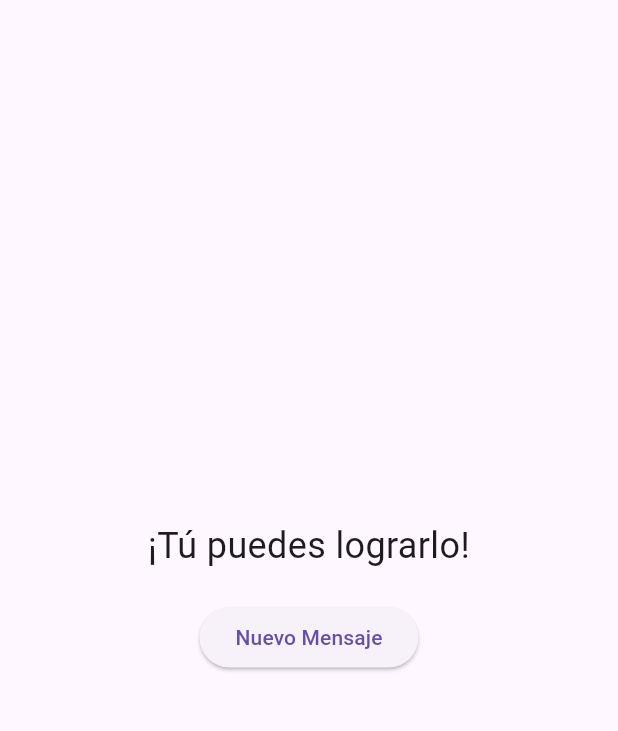
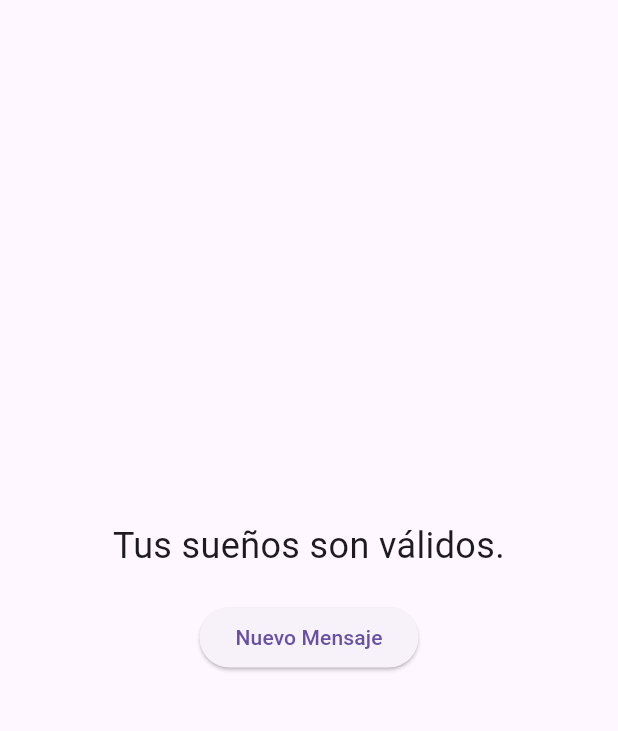
Before and after one commit to wh1tneyr/my_app, a Flutter app: the screen it shows after launch, on a phone screen of 412 x 824 dp, the part 63-794 px from its top. Run offline on Flutter 3.47's test engine with Material 3 defaults, Android fonts, the light colour scheme and no system bars.

Commit message:
alargue la lista de memnsajes motivacionales que apareceran en la pagina principal

```diff
--- a/vibro/lib/main.dart
+++ b/vibro/lib/main.dart
@@ -25,11 +25,35 @@ class HomePage extends StatefulWidget {
 
 class _HomePageState extends State<HomePage> {
   final List<String> mensajes = [
-    '¡Tú puedes lograrlo!',
-    'Cada día es una nueva oportunidad.',
-    'Cree en ti mismo.',
-    'El éxito es el resultado de la preparación.',
-    'No te rindas, sigue adelante.'
+  '¡Tú puedes lograrlo!',
+  'Cada día es una nueva oportunidad.',
+  'Cree en ti mismo.',
+  'El éxito es el resultado de la preparación.',
+  'No te rindas, sigue adelante.',
+  'Eres más fuerte de lo que piensas.',
+  'La confianza en ti mismo es el primer secreto del éxito.',
+  'Cada pequeño paso cuenta.',
+  'Aprende a amarte a ti mismo, eres único.',
+  'Los errores son oportunidades de aprendizaje.',
+  'El fracaso es solo un paso hacia el éxito.',
+  'Tu voz importa. Hazla escuchar.',
+  'La felicidad es un viaje, no un destino.',
+  'Eres digno de amor y respeto.',
+  'No dejes que nadie apague tu luz.',
+  'Tus sueños son válidos.',
+  'Hoy es un buen día para empezar de nuevo.',
+  'Eres capaz de cosas increíbles.',
+  'El amor propio es el comienzo de un romance eterno.',
+  'Tu valor no disminuye por la incapacidad de alguien de ver tu valor.',
+  'Aprecia tus logros, por pequeños que sean.',
+  'La vida es un reflejo de tus pensamientos. Manténlos positivos.',
+  'Sé la mejor versión de ti mismo.',
+  'Tu felicidad es una prioridad.',
+  'No te compares con los demás; tu viaje es único.',
+  'La autoconfianza es el primer paso hacia el éxito.',
+  'Siempre hay una razón para sonreír.',
+  'Eres suficiente, tal como eres.',
+  'El amor propio es el primer paso hacia la verdadera felicidad.'
   ];
 
   String mensajeActual = ''; // Inicializa con un valor por defecto
```
